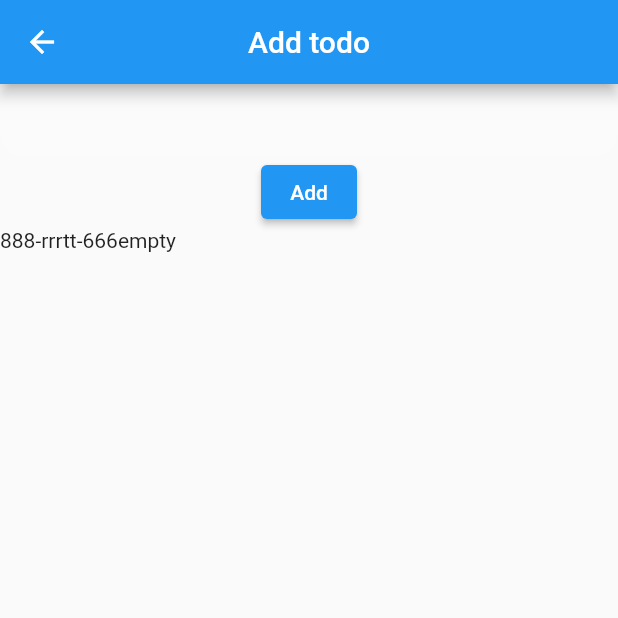
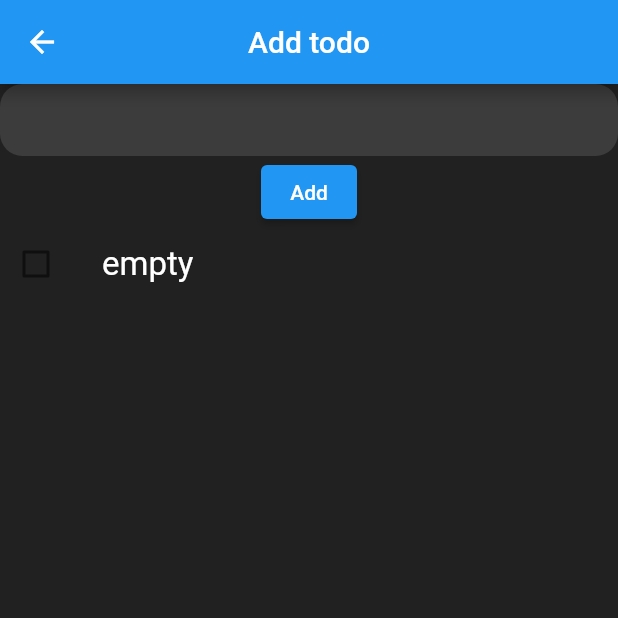
Before and after one commit to ishuacharis/tests, a Flutter app: the AddTodoPage screen opened by its route, on a phone screen of 412 x 824 dp, the top half of it. Run offline on Flutter 3.47's test engine with Material 2 defaults, Android fonts, the phone set to English and light mode, and no system bars; our stand-ins replace bloc, connectivity_plus, equatable, flutter_bloc, flutter_speed_dial.

Commit message:
update packages

```diff
--- a/lib/features/todo/data/model/todo_model.dart
+++ b/lib/features/todo/data/model/todo_model.dart
@@ -17,11 +17,9 @@ class TodoModel extends Equatable {
   }
 
   @override
-  // TODO: implement props
   List<Object> get props => [id, name, completed];
 
   @override
-  // TODO: implement stringify
   bool get stringify => true;
 
 }
--- a/lib/features/todo/presentation/pages/add_todo_page.dart
+++ b/lib/features/todo/presentation/pages/add_todo_page.dart
@@ -21,6 +21,7 @@ class _AddTodoPageState extends State<AddTodoPage> {
         centerTitle: true,
       ),
       body: Container(
+        color: Colors.black87,
         child: Column(
           crossAxisAlignment: CrossAxisAlignment.center,
           children: [
--- a/lib/features/todo/presentation/widgets/add_todo_form_widget.dart
+++ b/lib/features/todo/presentation/widgets/add_todo_form_widget.dart
@@ -36,13 +36,18 @@ class _AddTodoFormWidgetState extends State<AddTodoFormWidget> {
                       ),
                     ),
                   ),
+                  BlocBuilder<TodoBloc, TodoState>(
+                      builder: (context,state) =>
                         Container(
-                    child: ElevatedButton(
+                          child: state == TodoLoading() ? CircularProgressIndicator() :  ElevatedButton(
                             child: Text("Add"),
                             onPressed: () {
                               BlocProvider.of<TodoBloc>(context).add(AddTodoEvent(todo: TodoModel(id: Uuid().v4(), name: nameController.text)));
+                              nameController.text = '';
+                              _form.currentState.reset();
                             },
                           ),
+                        )
                   )
                 ],
               ),
--- a/lib/features/todo/presentation/widgets/todo_list_widget.dart
+++ b/lib/features/todo/presentation/widgets/todo_list_widget.dart
@@ -8,12 +8,19 @@ class TodoListWidget extends StatelessWidget {
   Widget build(BuildContext context) {
     return BlocBuilder<TodoBloc,TodoState>(
         builder: (context, state) {
-            return  Column(
+            return state == TodoLoading() ? Center(child: CircularProgressIndicator()) : Column(
               crossAxisAlignment: CrossAxisAlignment.center,
               children: state.todos.map((TodoModel todo) => Container(
                 child: Row(
                   children: [
-                    Text(todo.id.toString()),Text(todo.name)
+                    Checkbox(
+
+                        value: todo.completed,
+                        tristate: false,
+                        onChanged: (value) {}
+                    ),
+                    SizedBox(width: 20,),
+                    Expanded(child: Text(todo.name, style: TextStyle(color: Colors.white, fontSize: 22.0),))
                   ],
                 ),
               )).toList(),
```
Also changed, not shown: lib/features/counter/counter_observer.dart (+13 -13 lines), lib/features/todo/presentation/bloc/todo_bloc.dart (+5 -2 lines), pubspec.yaml (+12 -12 lines), pubspec.lock, 1 other file. Lines whose indentation alone changed are shown as unchanged.
